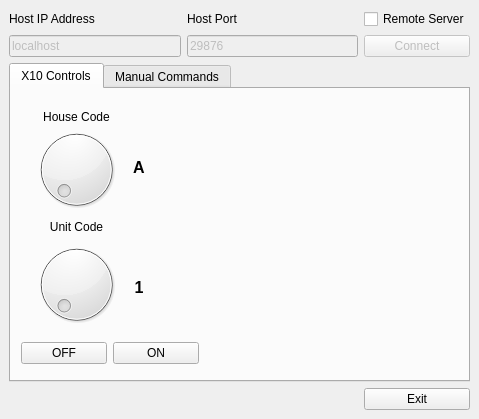
First picture: the form in ui/MainWindow.ui, repository cfwolcott/pyx10-gui, before the edit.
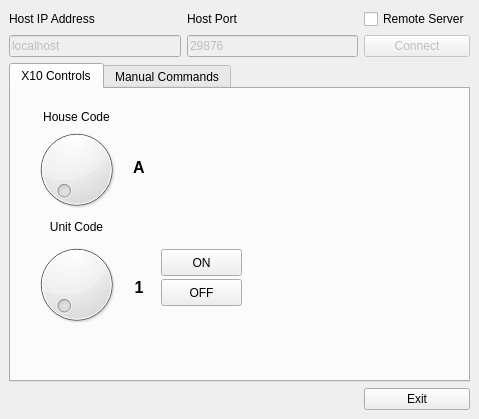
Second picture: the form after the edit.

Commit message:
* Implemented bottle rocket On/Off commands. It works! * Removed unnecessary "self" types to local class variables
Next:
* Need to write generic on/off function
* Add a set of 8 on/off buttons
* Figure out how to make editable labels for on/off buttons

Patch:
```diff
--- a/ui/MainWindow.ui
+++ b/ui/MainWindow.ui
@@ -192,31 +192,31 @@
          <set>Qt::AlignCenter</set>
         </property>
        </widget>
-       <widget class="QWidget" name="layoutWidget">
+       <widget class="QPushButton" name="pushButton_On">
         <property name="geometry">
          <rect>
-          <x>10</x>
-          <y>250</y>
-          <width>178</width>
-          <height>29</height>
+          <x>150</x>
+          <y>160</y>
+          <width>81</width>
+          <height>27</height>
          </rect>
         </property>
-        <layout class="QHBoxLayout" name="horizontalLayout">
-         <item>
-          <widget class="QPushButton" name="pushButton_Off">
-           <property name="text">
-            <string>OFF</string>
-           </property>
-          </widget>
-         </item>
-         <item>
-          <widget class="QPushButton" name="pushButton_On">
-           <property name="text">
-            <string>ON</string>
-           </property>
-          </widget>
-         </item>
-        </layout>
+        <property name="text">
+         <string>ON</string>
+        </property>
+       </widget>
+       <widget class="QPushButton" name="pushButton_Off">
+        <property name="geometry">
+         <rect>
+          <x>150</x>
+          <y>190</y>
+          <width>81</width>
+          <height>27</height>
+         </rect>
+        </property>
+        <property name="text">
+         <string>OFF</string>
+        </property>
        </widget>
       </widget>
       <widget class="QWidget" name="tab_2">
```
The commit also changes 3 other files.
